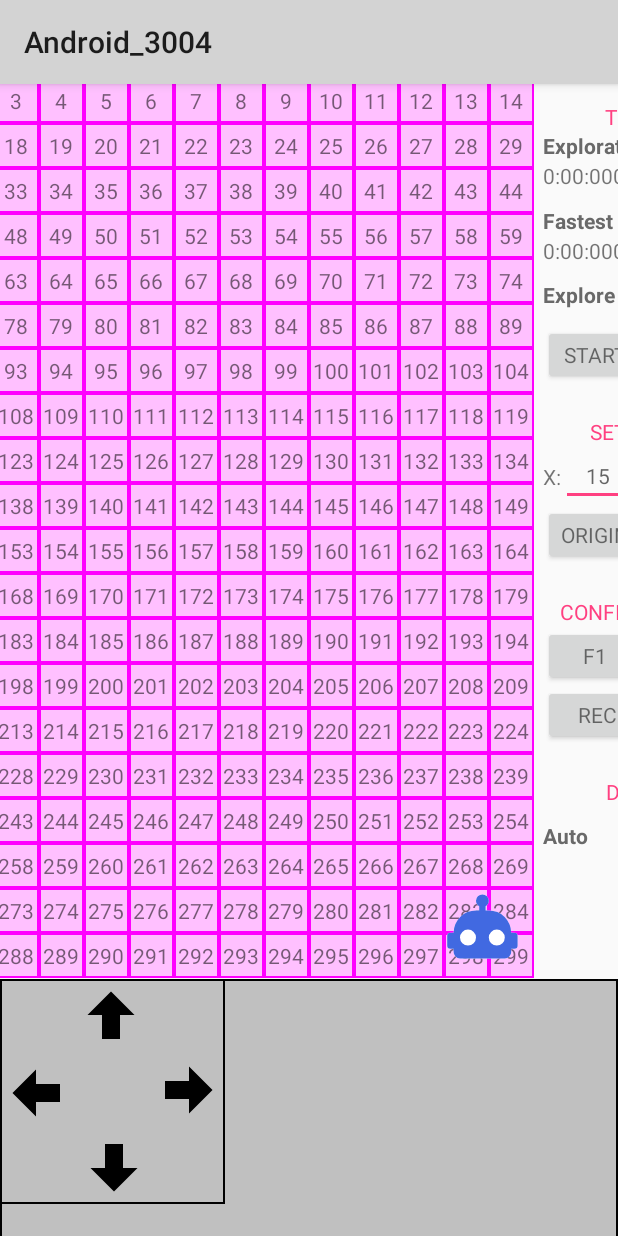
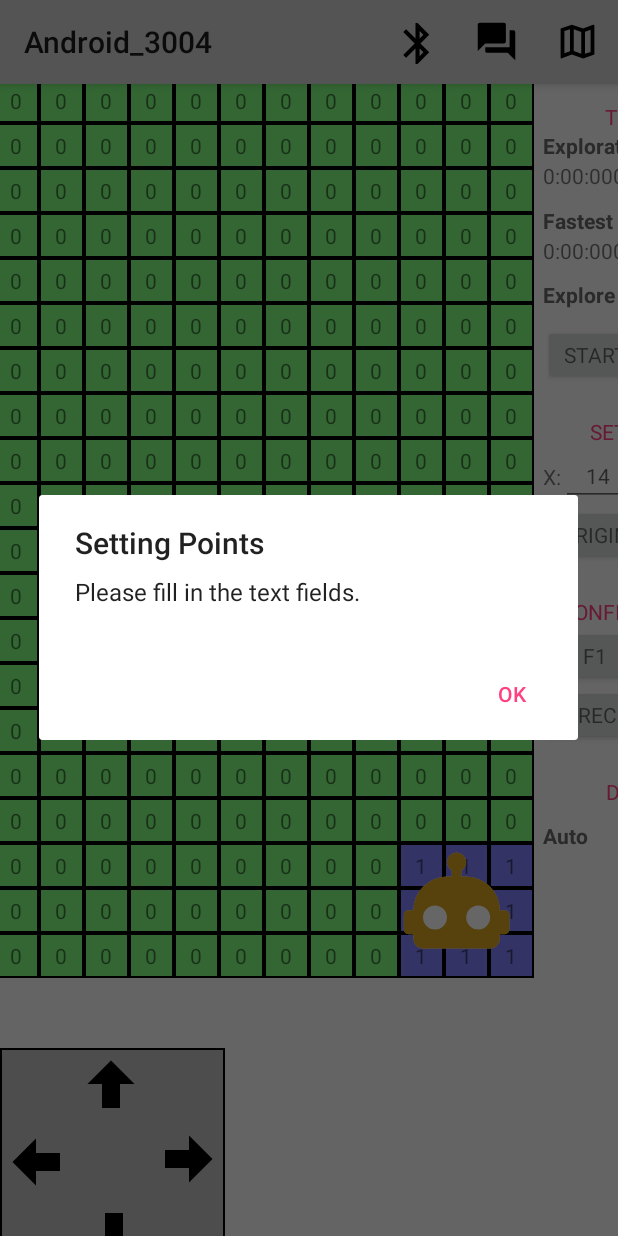
Before and after one commit to AUDR0012/Android_3004, an Android app: the screen it shows after launch (MainActivity), after a tap on "ORIGIN", on a phone screen of 412 x 824 dp. Run offline under Robolectric (Android 15) with nearby library versions, the phone set to English and light mode, and no system bars.

Commit message:
enum, menu, dialog, obstacles, set origin/way point

```diff
--- /dev/null
+++ b/app/src/main/java/android/mdp/android_3004/Cell.java
@@ -0,0 +1,26 @@
+package android.mdp.android_3004;
+
+import android.graphics.Color;
+
+public enum Cell {
+	DEFAULT(0, Color.GREEN),
+	PASSED(1, Color.BLUE),
+	OBSTACLE(2, Color.BLACK),
+	WAYPOINT(3, Color.RED);
+
+	Cell(int id, int color) {
+		this.id = id;
+		this.color = color;
+	}
+
+	private int id;
+	private int color;
+
+	public int get() {
+		return id;
+	}
+
+	public int getColor() {
+		return color;
+	}
+}
--- a/app/src/main/java/android/mdp/android_3004/MainActivity.java
+++ b/app/src/main/java/android/mdp/android_3004/MainActivity.java
@@ -1,6 +1,7 @@
 package android.mdp.android_3004;
 
-import android.graphics.Color;
+import android.app.AlertDialog;
+import android.content.DialogInterface;
 import android.graphics.PorterDuff;
 import android.graphics.drawable.Drawable;
 import android.os.Handler;
@@ -19,27 +20,36 @@ import android.widget.GridLayout;
 import android.widget.ImageView;
 import android.widget.TextView;
 
+import java.util.ArrayList;
+import java.util.List;
 import java.util.Random;
 
 public class MainActivity extends AppCompatActivity implements View.OnClickListener {
 
 	final int MAZE_C = 15;
 	final int MAZE_R = 20;
-	final int ROBOT_SIZE = 2;
+	final int ROBOT_SIZE = 3;
+
 	GridLayout grid_maze;
 	ImageView robot;
 	int robot_location = 0;
+	int way_point = -1;
+	List<Integer> obstacle_list;
 
 	Handler handler;
 	long time_start;
 	TextView time_textview;
+
+	AlertDialog.Builder dialog;
 
 	@Override
 	protected void onCreate(Bundle savedInstanceState) {
 		super.onCreate(savedInstanceState);
 		setContentView(R.layout.activity_main);
 
-		int[] list_color = {Color.RED, Color.MAGENTA, Color.GREEN, Color.CYAN, Color.BLUE}; //TODO: REMOVABLE
+//		========== OTHERS ==========
+		dialog = new AlertDialog.Builder(this);
+		obstacle_list = new ArrayList<Integer>();
 
 //		========== CLICKABLE CONTROLS ==========
 		int[] list_onclick = {R.id.direction_btn_up, R.id.direction_btn_down, R.id.direction_btn_left, R.id.direction_btn_right,
@@ -58,26 +68,28 @@ public class MainActivity extends AppCompatActivity implements View.OnClickListe
 		grid_maze.setColumnCount(MAZE_C);
 		grid_maze.setRowCount(MAZE_R);
 
-		Drawable d_box = this.getResources().getDrawable(R.drawable.d_box, null);
-		d_box.setColorFilter(list_color[new Random().nextInt(list_color.length)], PorterDuff.Mode.ADD); //TODO: REMOVABLE
+		Drawable box = create_box(Cell.DEFAULT.getColor());
 		for (int i = 0; i < MAZE_C * MAZE_R; i++) {
 			TextView tv = new TextView(this);
 			tv.setGravity(Gravity.CENTER);
-			tv.setBackground(d_box);
-			tv.setText(String.valueOf(i));
+			tv.setBackground(box);
+			tv.setText(String.valueOf(Cell.DEFAULT.get()));
 
 			grid_maze.addView(tv);
 		}
 		robot_create();
+		robot_go();
+
+		create_obstacle();
 
 //		========== STOPWATCH ==========
 		handler = new Handler();
 
 //		========== SET POINTS ==========
-		((EditText) findViewById(R.id.point_txt_x)).setHint(Integer.toString(MAZE_C));
-		((EditText) findViewById(R.id.point_txt_y)).setHint(Integer.toString(MAZE_R));
-		((EditText) findViewById(R.id.point_txt_x)).setFilters(new InputFilterMinMax[]{new InputFilterMinMax("1", Integer.toString(MAZE_C))});
-		((EditText) findViewById(R.id.point_txt_y)).setFilters(new InputFilterMinMax[]{new InputFilterMinMax("1", Integer.toString(MAZE_R))});
+		((EditText) findViewById(R.id.point_txt_x)).setHint(String.valueOf(MAZE_C - 1));
+		((EditText) findViewById(R.id.point_txt_y)).setHint(String.valueOf(MAZE_R - 1));
+		((EditText) findViewById(R.id.point_txt_x)).setFilters(new InputFilterMinMax[]{new InputFilterMinMax("0", String.valueOf(MAZE_C - 1))});
+		((EditText) findViewById(R.id.point_txt_y)).setFilters(new InputFilterMinMax[]{new InputFilterMinMax("0", String.valueOf(MAZE_R - 1))});
 	}
 
 	@Override
@@ -93,13 +105,13 @@ public class MainActivity extends AppCompatActivity implements View.OnClickListe
 				robot_move();
 				break;
 			case R.id.direction_btn_down:
-				robot_rotate(2);
+				robot_rotate(Direction.DOWN.get());
 				break;
 			case R.id.direction_btn_left:
-				robot_rotate(3);
+				robot_rotate(Direction.LEFT.get());
 				break;
 			case R.id.direction_btn_right:
-				robot_rotate(1);
+				robot_rotate(Direction.RIGHT.get());
 				break;
 
 			//STOPWATCH
@@ -162,48 +174,121 @@ public class MainActivity extends AppCompatActivity implements View.OnClickListe
 		}
 	}
 
+	protected void create_dialog(String title, String message) {
+		dialog.setTitle(title);
+		dialog.setMessage(message);
+		dialog.setPositiveButton("Ok", new DialogInterface.OnClickListener() {
+			@Override
+			public void onClick(DialogInterface dialog, int which) {
+				//NOTHING
+			}
+		});
+		dialog.create();
+		dialog.show();
+	}
+
+	protected Drawable create_box(int color) {
+		Drawable box = this.getResources().getDrawable(R.drawable.d_box, null);
+		box.setColorFilter(color, PorterDuff.Mode.OVERLAY);
+		return box;
+	}
+
+	protected int colorof_textview(String id) {
+		for (Cell c : Cell.values()) {
+			if (Integer.valueOf(id) == c.get()) {
+				return c.getColor();
+			}
+		}
+		return -1;
+	}
+
 	protected void robot_create() {
-		int c = MAZE_C - ROBOT_SIZE, r = MAZE_R - ROBOT_SIZE;
+		int col = MAZE_C - ROBOT_SIZE, row = MAZE_R - ROBOT_SIZE;
 
 		Drawable d_robot = this.getResources().getDrawable(R.drawable.d_robot2, null);
 		robot = new ImageView(this);
 		robot.setImageDrawable(d_robot);
 		GridLayout.LayoutParams lp = new GridLayout.LayoutParams();
-		lp.columnSpec = GridLayout.spec(c, ROBOT_SIZE);
-		lp.rowSpec = GridLayout.spec(r, ROBOT_SIZE);
+		lp.columnSpec = GridLayout.spec(col, ROBOT_SIZE);
+		lp.rowSpec = GridLayout.spec(row, ROBOT_SIZE);
 		lp.height = 40 * ROBOT_SIZE;
 		lp.width = 40 * ROBOT_SIZE;
 		robot.setLayoutParams(lp);
 		grid_maze.addView(robot);
-		robot_location = (r * MAZE_C) + c;
+		robot_location = robot_cell(col, row);
 	}
 
 	protected void robot_rotate(int direction) {
 		robot.setRotation(robot.getRotation() + (direction * 90));
 	}
 
-	protected void robot_move() { // 0: UP | 1: RIGHT | 2: DOWN | 3: LEFT
-		int col = robot_location % MAZE_C,
+	protected void robot_move() {
+		int temp_location,
+			col = robot_location % MAZE_C,
 			row = robot_location / MAZE_C,
 			direction = (((int) robot.getRotation()) % 360) / 90;
 
-		if ((direction == 0 && row > 0) ||
-				(direction == 1 && col < (MAZE_C - ROBOT_SIZE)) ||
-				(direction == 2 && row < (MAZE_R - ROBOT_SIZE)) ||
-				(direction == 3 && col > 0)) {
+		if ((direction == Direction.UP.get() && row > 0) ||
+			(direction == Direction.RIGHT.get() && col < (MAZE_C - ROBOT_SIZE)) ||
+			(direction == Direction.DOWN.get() && row < (MAZE_R - ROBOT_SIZE)) ||
+			(direction == Direction.LEFT.get() && col > 0)) {
 			int addon = 1;
-			if (direction == 0 || direction == 2) addon = MAZE_C;
-			if (direction == 0 || direction == 3) addon *= -1;
-			robot_location += addon;
+			if (direction == Direction.UP.get() || direction == Direction.DOWN.get()) addon = MAZE_C;
+			if (direction == Direction.UP.get() || direction == Direction.LEFT.get()) addon *= -1;
+			temp_location = robot_location + addon;
+			if (!robot_hit(temp_location)) {
+				robot_location = temp_location;
+				robot_go();
+			}
+		}
+	}
+
+	protected void robot_go() {
+		int row = robot_location / MAZE_C,
+			col = robot_location % MAZE_C;
 
 		GridLayout.LayoutParams lp = (GridLayout.LayoutParams) robot.getLayoutParams();
-			if (direction == 0 || direction == 2) {
-				lp.rowSpec = GridLayout.spec(row + ((direction == 0) ? -1 : 1), ROBOT_SIZE);
-			} else {
-				lp.columnSpec = GridLayout.spec(col + ((direction == 3) ? -1 : 1), ROBOT_SIZE);
+		lp.rowSpec = GridLayout.spec(row, ROBOT_SIZE);
+		lp.columnSpec = GridLayout.spec(col, ROBOT_SIZE);
+		robot.setLayoutParams(lp);
+
+		robot_pass();
 	}
-			robot.setLayoutParams(lp);
+
+	protected void robot_pass() {
+		int cell,
+			row = robot_location / MAZE_C,
+			col = robot_location % MAZE_C;
+		Drawable box = create_box(Cell.PASSED.getColor());
+		TextView tv;
+
+		for (int r = row; r < row + ROBOT_SIZE; r++) {
+			for (int c = col; c < col + ROBOT_SIZE; c++) {
+				cell = robot_cell(c, r);
+				tv = (TextView) grid_maze.getChildAt(cell);
+				if (cell != way_point) {
+					tv.setBackground(box);
 				}
+				tv.setText(String.valueOf(Cell.PASSED.get()));
+			}
+		}
+	}
+
+	protected boolean robot_hit(int cell) {
+		int row = cell / MAZE_C,
+			col = cell % MAZE_C;
+
+		for (int r = row; r < row + ROBOT_SIZE; r++) {
+			for (int c = col; c < col + ROBOT_SIZE; c++) {
+				if (obstacle_list.contains(robot_cell(c, r)))
+					return true;
+			}
+		}
+		return false;
+	}
+
+	protected int robot_cell(int col, int row) {
+		return (row * MAZE_C) + col;
 	}
 
 	protected void time_option() {
@@ -222,13 +307,13 @@ public class MainActivity extends AppCompatActivity implements View.OnClickListe
 		Button b = (Button) v;
 		if (("Start").equalsIgnoreCase(b.getText().toString())) {
 			time_start = SystemClock.uptimeMillis();
-			handler.postDelayed(runnable, 0);
+			handler.postDelayed(time_stopwatch, 0);
 
 			findViewById(R.id.time_swt_isfast).setEnabled(false);
 			findViewById(R.id.time_btn_reset).setEnabled(false);
 			b.setText("Pause");
 		} else {
-			handler.removeCallbacks(runnable);
+			handler.removeCallbacks(time_stopwatch);
 
 			findViewById(R.id.time_swt_isfast).setEnabled(true);
 			findViewById(R.id.time_btn_reset).setEnabled(true);
@@ -249,7 +334,7 @@ public class MainActivity extends AppCompatActivity implements View.OnClickListe
 			+ String.format("%03d", millisec));
 	}
 
-	public Runnable runnable = new Runnable() {
+	public Runnable time_stopwatch = new Runnable() {
 		public void run() {
 			long time_count_ms = SystemClock.uptimeMillis() - time_start;
 			int time_s = (int) (time_count_ms / 1000);
@@ -257,19 +342,46 @@ public class MainActivity extends AppCompatActivity implements View.OnClickListe
 			time_set(time_s / 60, time_s % 60, (int) (time_count_ms % 1000));
 			handler.postDelayed(this, 0);
 		}
-
 	};
 
-	protected void point_set(boolean isorigin) { //TODO: SETTING POINTS
-//		int cell,
-//		point_x = Integer.valueOf(((TextView)findViewById(R.id.point_txt_x));
-//		if (isorigin) {
-//
-//		}else{
-//		}
+	protected void point_set(boolean isorigin) {
+		String point_x = ((TextView) findViewById(R.id.point_txt_x)).getText().toString(),
+			point_y = ((TextView) findViewById(R.id.point_txt_y)).getText().toString();
+		if (point_x.equalsIgnoreCase("") || point_y.equalsIgnoreCase("")) {
+			create_dialog("Setting Points", "Please fill in the text fields.");
+			return;
 		}
 
-	protected void display_option() { //TODO: HOW TO AUTO?
+		int col = Integer.valueOf(point_x),
+			row = Integer.valueOf(point_y),
+			cell = robot_cell(col, row);
+
+		if (robot_hit(cell)) {
+			create_dialog("Setting Points", "Robot will collide with obstacle.");
+			return;
+		}
+
+		if (isorigin) {
+			if ((col > (MAZE_C - ROBOT_SIZE)) || (row > (MAZE_R - ROBOT_SIZE))) {
+				create_dialog("Setting Points", "Robot cannot move to that point.");
+			} else {
+				robot_location = cell;
+				robot_go();
+			}
+		} else {
+			Drawable box;
+			if (way_point > -1) {
+				box = create_box(colorof_textview(((TextView) grid_maze.getChildAt(way_point)).getText().toString()));
+				grid_maze.getChildAt(way_point).setBackground(box);
+			}
+			box = create_box(Cell.WAYPOINT.getColor());
+			grid_maze.getChildAt(cell).setBackground(box);
+
+			way_point = cell;
+		}
+	}
+
+	protected void display_option() { //TODO: UNKNOWN - HOW TO AUTO?
 		SwitchCompat s = findViewById(R.id.display_swt_ismanual);
 		Button b = findViewById(R.id.display_btn_update);
 		if (s.isChecked()) {
@@ -281,7 +393,22 @@ public class MainActivity extends AppCompatActivity implements View.OnClickListe
 		}
 	}
 
-	protected void display_manual() { //TODO: UNKNOWN - UPDATE MANUAL
+	protected void display_manual() { //TODO: UNKNOWN - HOW TO MANUAL?
 
 	}
+
+	protected void create_obstacle() { //TODO: REMOVABLE
+		int cell,
+			count = (new Random()).nextInt(30) + 10;
+
+		Drawable box = create_box(Cell.OBSTACLE.getColor());
+		TextView tv;
+		for (int i = 0; i < count; i++) {
+			cell = (new Random()).nextInt(266);
+			tv = (TextView) grid_maze.getChildAt(cell);
+			tv.setBackground(box);
+			tv.setText(String.valueOf(Cell.OBSTACLE.get()));
+			obstacle_list.add(cell);
 		}
+	}
+}
--- /dev/null
+++ b/app/src/main/res/drawable/d_bluetooth.xml
@@ -0,0 +1,11 @@
+<?xml version="1.0" encoding="utf-8"?>
+<vector xmlns:android="http://schemas.android.com/apk/res/android"
+    android:width="30dp"
+    android:height="30dp"
+    android:viewportHeight="22"
+    android:viewportWidth="22">
+
+    <path
+        android:fillColor="@color/black"
+        android:pathData="M14.88,16.29L13,18.17V14.41M13,5.83L14.88,7.71L13,9.58M17.71,7.71L12,2H11V9.58L6.41,5L5,6.41L10.59,12L5,17.58L6.41,19L11,14.41V22H12L17.71,16.29L13.41,12L17.71,7.71Z" />
+</vector>
--- /dev/null
+++ b/app/src/main/res/drawable/d_maze.xml
@@ -0,0 +1,11 @@
+<?xml version="1.0" encoding="utf-8"?>
+<vector xmlns:android="http://schemas.android.com/apk/res/android"
+    android:width="30dp"
+    android:height="30dp"
+    android:viewportHeight="24"
+    android:viewportWidth="24">
+
+    <path
+        android:fillColor="@color/black"
+        android:pathData="M20.5,3L20.34,3.03L15,5.1L9,3L3.36,4.9C3.15,4.97 3,5.15 3,5.38V20.5A0.5,0.5 0 0,0 3.5,21L3.66,20.97L9,18.9L15,21L20.64,19.1C20.85,19.03 21,18.85 21,18.62V3.5A0.5,0.5 0 0,0 20.5,3M10,5.47L14,6.87V18.53L10,17.13V5.47M5,6.46L8,5.45V17.15L5,18.31V6.46M19,17.54L16,18.55V6.86L19,5.7V17.54Z" />
+</vector>
--- /dev/null
+++ b/app/src/main/res/drawable/d_messenger.xml
@@ -0,0 +1,11 @@
+<?xml version="1.0" encoding="utf-8"?>
+<vector xmlns:android="http://schemas.android.com/apk/res/android"
+    android:width="30dp"
+    android:height="30dp"
+    android:viewportHeight="24"
+    android:viewportWidth="24">
+
+    <path
+        android:fillColor="@color/black"
+        android:pathData="M17,12V3A1,1 0 0,0 16,2H3A1,1 0 0,0 2,3V17L6,13H16A1,1 0 0,0 17,12M21,6H19V15H6V17A1,1 0 0,0 7,18H18L22,22V7A1,1 0 0,0 21,6Z" />
+</vector>
--- a/app/src/main/res/drawable/d_robot2.xml
+++ b/app/src/main/res/drawable/d_robot2.xml
@@ -10,6 +10,6 @@
         android:pathData="M12,2A2,2 0 0,1 14,4C14,4.74 13.6,5.39 13,5.73V7H14A7,7 0 0,1 21,14H22A1,1 0 0,1 23,15V18A1,1 0 0,1 22,19H21V20A2,2 0 0,1 19,22H5A2,2 0 0,1 3,20V19H2A1,1 0 0,1 1,18V15A1,1 0 0,1 2,14H3A7,7 0 0,1 10,7H11V5.73C10.4,5.39 10,4.74 10,4A2,2 0 0,1 12,2M7.5,13A2.5,2.5 0 0,0 5,15.5A2.5,2.5 0 0,0 7.5,18A2.5,2.5 0 0,0 10,15.5A2.5,2.5 0 0,1 3.2,13.2M16,13A2,2.5 0 0,0 14,15.5A2.5,2.5 0 0,1 15,18A2.5,2.5 0 0,1 7,15.5A2.5,2.5 0 0,1 20,18" />
 
     <path
-        android:fillColor="@color/royal_blue"
+        android:fillColor="@color/goldenrod"
         android:pathData="M12,2A2,2 0 0,1 14,4C14,4.74 13.6,5.39 13,5.73V7H14A7,7 0 0,1 21,14H22A1,1 0 0,1 23,15V18A1,1 0 0,1 22,19H21V20A2,2 0 0,1 19,22H5A2,2 0 0,1 3,20V19H2A1,1 0 0,1 1,18V15A1,1 0 0,1 2,14H3A7,7 0 0,1 10,7H11V5.73C10.4,5.39 10,4.74 10,4A2,2 0 0,1 12,2M7.5,13A2.5,2.5 0 0,0 5,15.5A2.5,2.5 0 0,0 7.5,18A2.5,2.5 0 0,0 10,15.5A2.5,2.5 0 0,0 7.5,13M16.5,13A2.5,2.5 0 0,0 14,15.5A2.5,2.5 0 0,0 16.5,18A2.5,2.5 0 0,0 19,15.5A2.5,2.5 0 0,0 16.5,13Z" />
 </vector>
--- a/app/src/main/res/layout/activity_main.xml
+++ b/app/src/main/res/layout/activity_main.xml
@@ -139,6 +139,8 @@
             android:layout_width="match_parent"
             android:layout_height="120dp"
             android:layout_below="@+id/ly_time"
+            android:focusable="true"
+            android:focusableInTouchMode="true"
             android:padding="5dp">
 
             <TextView
@@ -310,11 +312,10 @@
 
     </RelativeLayout>
 
-    <LinearLayout
+    <RelativeLayout
         android:id="@+id/ly_bottom"
         android:layout_width="match_parent"
         android:layout_height="196dp"
-        android:background="@drawable/d_box"
         app:layout_constraintBottom_toBottomOf="parent"
         app:layout_constraintEnd_toEndOf="parent"
         app:layout_constraintStart_toStartOf="parent"
@@ -324,6 +325,7 @@
             android:id="@+id/grid_direction"
             android:layout_width="150dp"
             android:layout_height="150dp"
+            android:layout_alignParentBottom="true"
             android:background="@drawable/d_box"
             android:columnCount="3"
 
@@ -379,6 +381,6 @@
 
         </GridLayout>
 
-    </LinearLayout>
+    </RelativeLayout>
 
 </android.support.constraint.ConstraintLayout>
--- /dev/null
+++ b/app/src/main/res/menu/menu.xml
@@ -0,0 +1,19 @@
+<?xml version="1.0" encoding="utf-8"?>
+<menu xmlns:android="http://schemas.android.com/apk/res/android"
+    xmlns:app="http://schemas.android.com/apk/res-auto">
+    <item
+        android:id="@+id/menu_bluetooth"
+        android:icon="@drawable/d_bluetooth"
+        android:title="Bluetooth"
+        app:showAsAction="ifRoom" />
+    <item
+        android:id="@+id/menu_messenger"
+        android:icon="@drawable/d_messenger"
+        android:title="Messenger"
+        app:showAsAction="ifRoom" />
+    <item
+        android:id="@+id/menu_maze"
+        android:icon="@drawable/d_maze"
+        android:title="Maze"
+        app:showAsAction="ifRoom" />
+</menu>
```
Also changed, not shown: app/src/main/java/android/mdp/android_3004/Direction.java (added, +18 -0 lines). Lines whose indentation alone changed are shown as unchanged.
